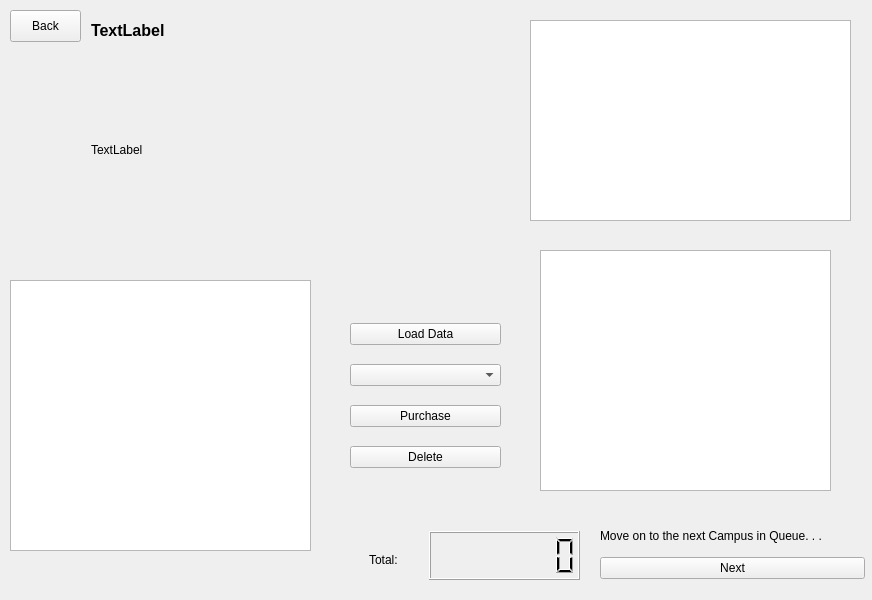
This is mainwindow.ui in mattjang1101/CS1D-Project-1-Go-Big-O-Go-Home- as Qt 5 draws it before an edit. The edited form follows.
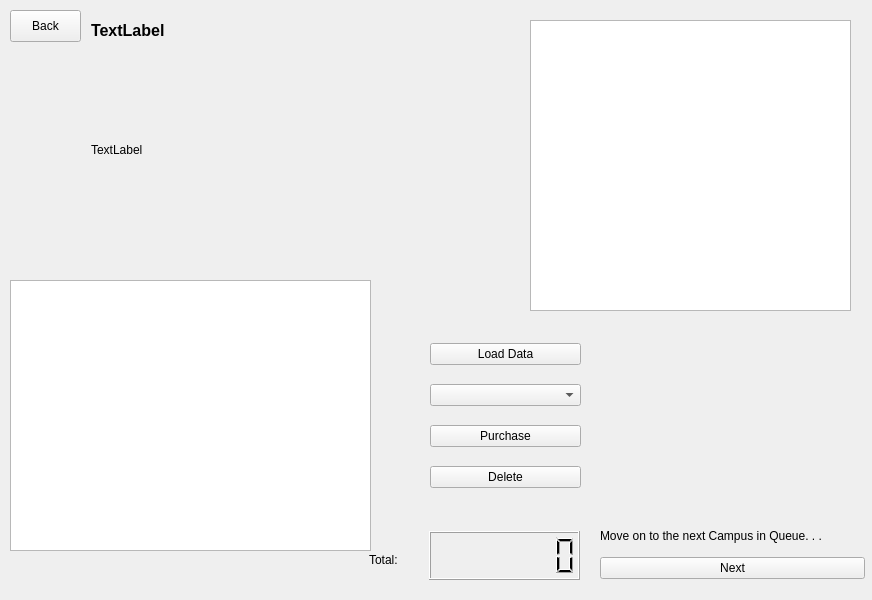
This is the edited form.

Diff of the .ui file:
```diff
--- a/mainwindow.ui
+++ b/mainwindow.ui
@@ -764,7 +764,7 @@
        <rect>
         <x>10</x>
         <y>280</y>
-        <width>301</width>
+        <width>361</width>
         <height>271</height>
        </rect>
       </property>
@@ -785,8 +785,8 @@
      <widget class="QWidget" name="layoutWidget">
       <property name="geometry">
        <rect>
-        <x>350</x>
-        <y>310</y>
+        <x>430</x>
+        <y>330</y>
         <width>151</width>
         <height>174</height>
        </rect>
@@ -883,7 +883,7 @@
         <x>530</x>
         <y>20</y>
         <width>321</width>
-        <height>201</height>
+        <height>291</height>
        </rect>
       </property>
       <property name="font">
@@ -921,16 +921,6 @@
        <number>7</number>
       </property>
      </widget>
-     <widget class="QTableView" name="purchasedItemsTableView">
-      <property name="geometry">
-       <rect>
-        <x>540</x>
-        <y>250</y>
-        <width>291</width>
-        <height>241</height>
-       </rect>
-      </property>
-     </widget>
     </widget>
    </widget>
   </widget>
```
